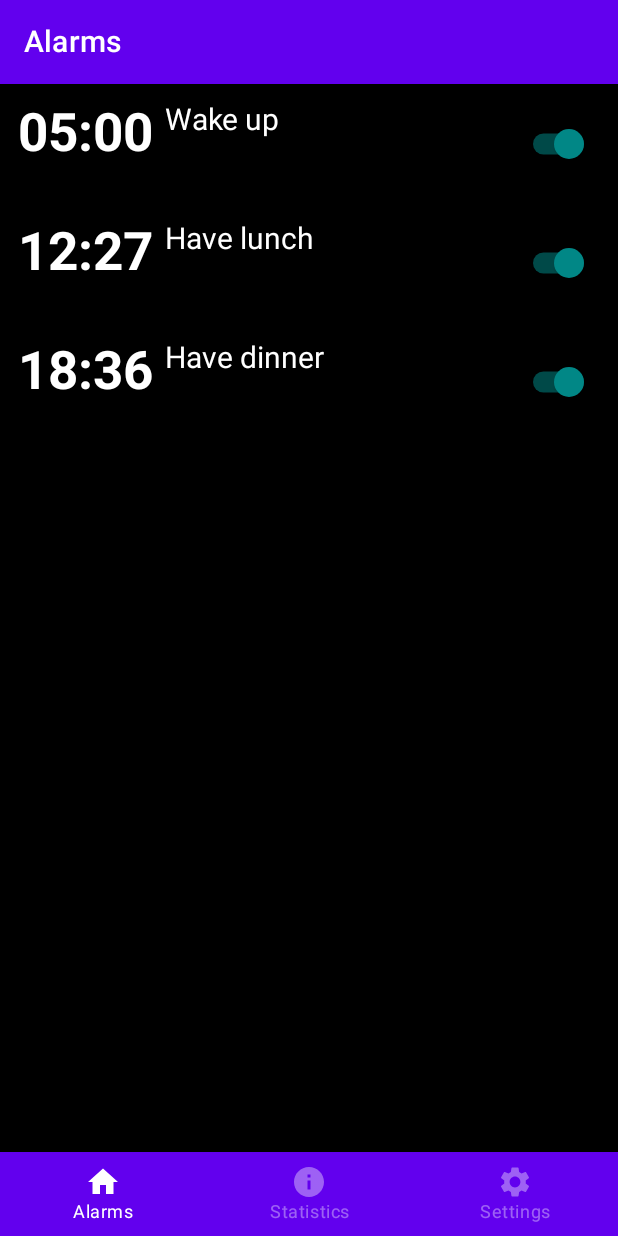
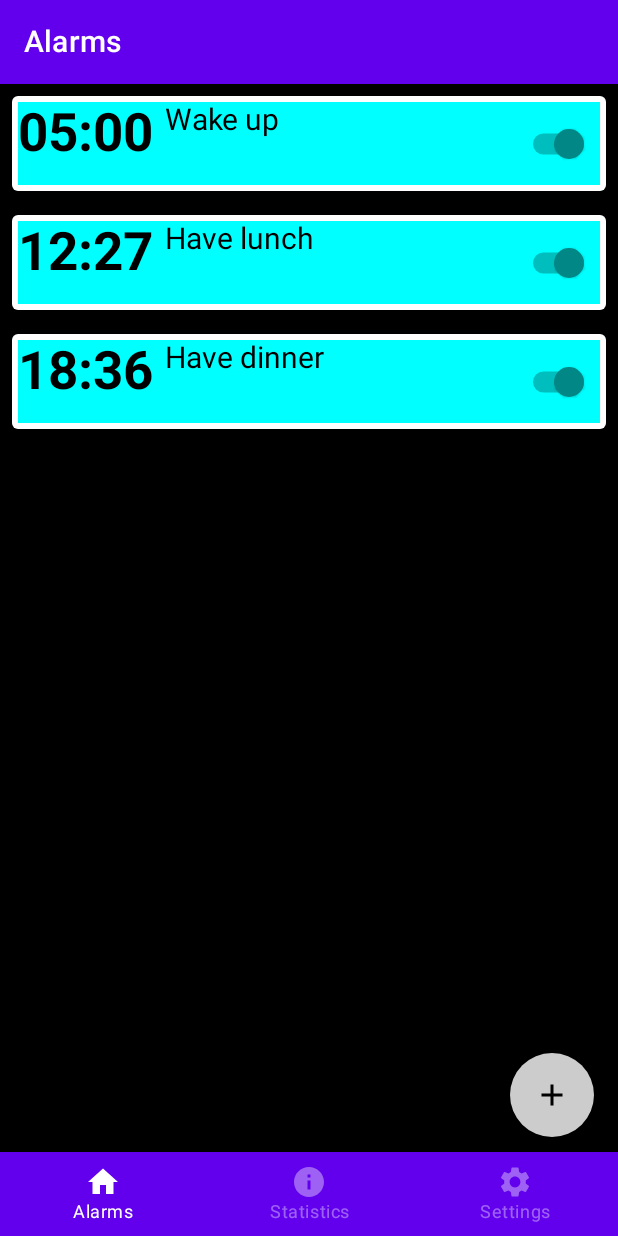
Before and after one commit to sebastianKrajnak/WAKE_app, an Android app built with Jetpack Compose: the screen it shows after launch (MainActivity), on a phone screen of 412 x 824 dp. Run offline under Robolectric (Android 15) with nearby library versions, the phone set to English and light mode, and no system bars.

Commit message:
alarm creation screen navigation

```diff
--- a/app/src/main/java/com/example/wake_app/BottomBarScreen.kt
+++ b/app/src/main/java/com/example/wake_app/BottomBarScreen.kt
@@ -28,4 +28,10 @@ sealed class BottomBarScreen(
         tittle = "Settings",
         icon = Icons.Default.Settings
     )
+
+    object AlarmCreation: BottomBarScreen (
+        route = "alarmcreation",
+        tittle = "Alarm Creation",
+        icon = Icons.Default.Info
+    )
 }
--- a/app/src/main/java/com/example/wake_app/BottomNavGraph.kt
+++ b/app/src/main/java/com/example/wake_app/BottomNavGraph.kt
@@ -5,6 +5,7 @@ import androidx.compose.ui.tooling.preview.Preview
 import androidx.navigation.NavHostController
 import androidx.navigation.compose.NavHost
 import androidx.navigation.compose.composable
+import com.example.wake_app.screens.AlarmCreationScreen
 import com.example.wake_app.screens.HomeScreen
 import com.example.wake_app.screens.SettingsScreen
 import com.example.wake_app.screens.StatisticsScreen
@@ -16,7 +17,7 @@ fun BottomNavGraph(navController: NavHostController) {
         startDestination = BottomBarScreen.Home.route
     ) {
         composable( route = BottomBarScreen.Home.route) {
-            HomeScreen()
+            HomeScreen(navController)
         }
         composable( route = BottomBarScreen.Statistics.route) {
             StatisticsScreen()
@@ -24,5 +25,8 @@ fun BottomNavGraph(navController: NavHostController) {
         composable( route = BottomBarScreen.Settings.route) {
             SettingsScreen()
         }
+        composable( route = BottomBarScreen.AlarmCreation.route) {
+            AlarmCreationScreen(navController)
+        }
     }
 }
--- a/app/src/main/java/com/example/wake_app/screens/Home.kt
+++ b/app/src/main/java/com/example/wake_app/screens/Home.kt
@@ -11,28 +11,35 @@ import androidx.compose.material.icons.filled.Add
 import androidx.compose.runtime.*
 import androidx.compose.ui.Modifier
 import androidx.compose.ui.graphics.Color
-import androidx.compose.ui.res.colorResource
 import androidx.compose.ui.res.stringResource
 import androidx.compose.ui.text.font.FontWeight
 import androidx.compose.ui.tooling.preview.Preview
 import androidx.compose.ui.unit.dp
 import androidx.compose.ui.unit.sp
-import com.example.wake_app.R
+import androidx.navigation.NavGraph.Companion.findStartDestination
+import androidx.navigation.NavHostController
+import androidx.navigation.compose.rememberNavController
+import com.example.wake_app.BottomBarScreen
+import com.example.wake_app.BottomNavGraph
 import com.example.wake_app.model.Alarm
 import com.example.wake_app.data.DataSource.alarms
 
 val createAlarm = { /* Do something */ }
 
 @Composable
-fun HomeScreen() {
+fun HomeScreen(navController: NavHostController) {
     Scaffold(
+
         topBar = {
             TopAppBar(title = { Text("Alarms") })
         },
         floatingActionButton = {
             FloatingActionButton(
-                onClick = createAlarm,
-                backgroundColor = colorResource(R.color.background_dark),
+                onClick = {navController.navigate(BottomBarScreen.AlarmCreation.route) {
+                    popUpTo(navController.graph.findStartDestination().id)
+                    launchSingleTop = true
+                }},
+                backgroundColor = Color.LightGray,
                 content = {
                         Icon(Icons.Filled.Add,"")
                 },
@@ -43,7 +50,7 @@ fun HomeScreen() {
             Column(
                 modifier = Modifier
                     .fillMaxSize()
-                    .background(colorResource(R.color.background_dark)),
+                    .background(Color.Black),
             ) {
                 LazyColumn {
                     items(alarms) {
@@ -61,7 +68,6 @@ fun AlarmItem(Alarm: Alarm) {
         modifier = Modifier
             .fillMaxWidth()
             .padding(8.dp),
-        backgroundColor = colorResource(R.color.background_dark),
 //            .clickable{ },
         elevation = 4.dp
     ) {
@@ -69,8 +75,7 @@ fun AlarmItem(Alarm: Alarm) {
             modifier = Modifier
                 .fillMaxWidth()
                 .padding(4.dp)
-                .background(colorResource(R.color.background_dark))
-
+                .background(Color.Cyan)
         ) {
             AlarmInformation(Alarm.time, Alarm.description)
         }
@@ -85,13 +90,13 @@ fun AlarmInformation(@StringRes AlarmTime: Int, AlarmDescription: Int, modifier:
             text = stringResource(AlarmTime),
             fontSize = 35.sp,
             fontWeight = FontWeight.Bold,
-            color = colorResource(R.color.text_color_white)
+            color = Color.Black
         )
         Text(
             text = stringResource(AlarmDescription),
             modifier = modifier.padding(start = 8.dp),
             fontSize = 20.sp,
-            color = colorResource(R.color.text_color_white)
+            color = Color.Black
         )
         Spacer(Modifier.weight(1f).fillMaxHeight())
         Switch(
@@ -105,5 +110,6 @@ fun AlarmInformation(@StringRes AlarmTime: Int, AlarmDescription: Int, modifier:
 @Composable
 @Preview
 fun HomeScreenPreview() {
-    HomeScreen()
+    val navController = rememberNavController()
+    HomeScreen(navController)
 }
```
Also changed, not shown: app/src/main/java/com/example/wake_app/screens/AlarmCreation.kt (+20 -3 lines).
